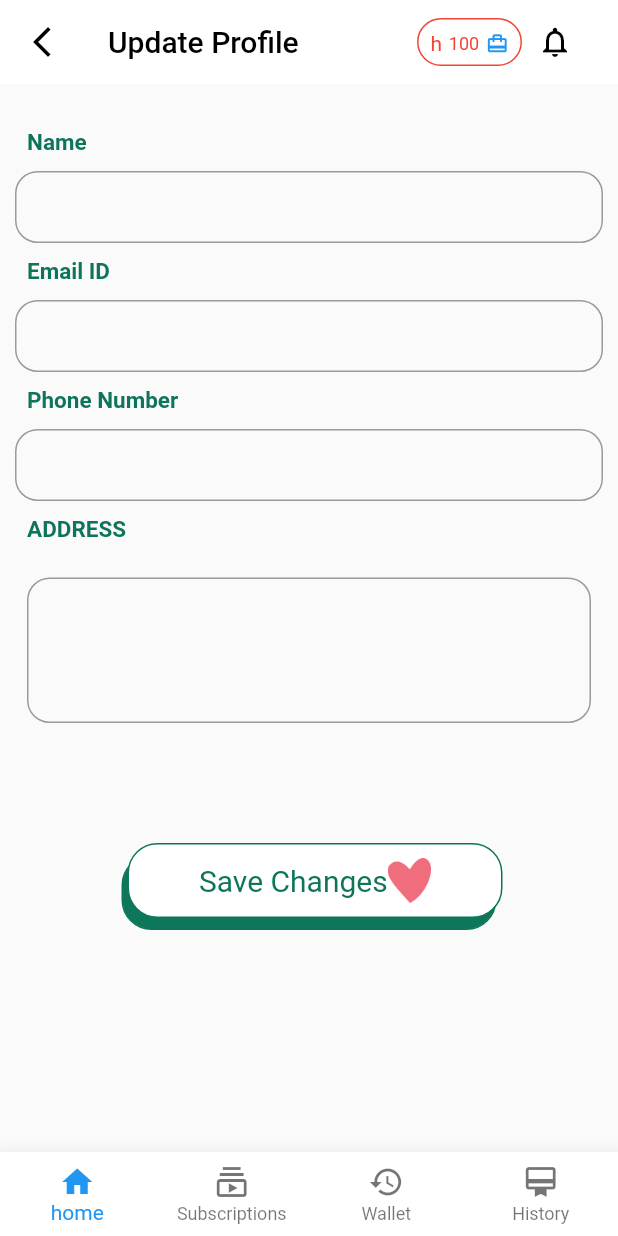
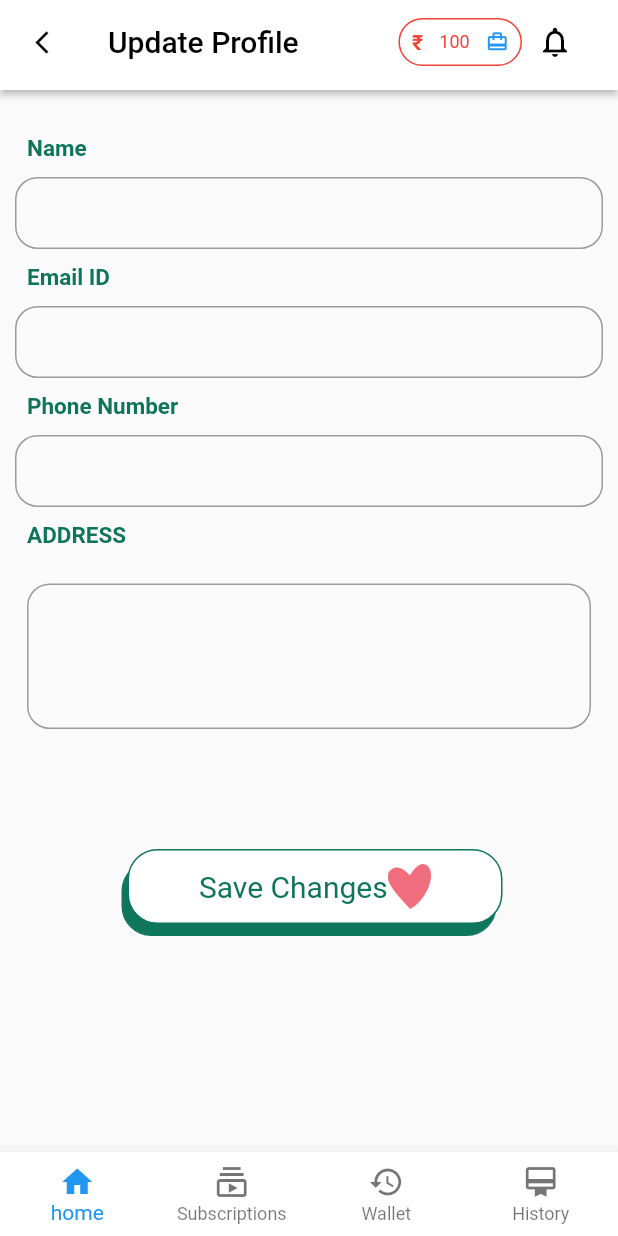
Before and after one commit to AbhayAppITon/happy_nature, a Flutter app: the screen it shows after launch, after a tap on "Next", on a phone screen of 412 x 824 dp. Run offline on Flutter 3.47's test engine with Material 2 defaults, Android fonts, the phone set to English and light mode, and no system bars; our stand-ins replace flutter_screenutil.

Commit message:
appbar added

```diff
--- a/lib/main.dart
+++ b/lib/main.dart
@@ -11,6 +11,12 @@ class MyApp extends StatelessWidget {
   @override
   Widget build(BuildContext context) {
     return MaterialApp(
+      builder: (context, child) {
+        return MediaQuery(
+          child: child!,
+          data: MediaQuery.of(context).copyWith(textScaleFactor: 1.0),
+        );
+      },
       title: 'Flutter Demo',
       debugShowCheckedModeBanner: false,
       theme: ThemeData(
--- a/lib/ui/profile_screen.dart
+++ b/lib/ui/profile_screen.dart
@@ -1,6 +1,7 @@
 import 'package:flutter/material.dart';
 import 'package:happy_nature/widgets/colors.dart';
 import 'package:happy_nature/widgets/common_button.dart';
+import 'package:happy_nature/widgets/costom_appbar.dart';
 import 'package:happy_nature/widgets/coustom_textformfiled.dart';
 import 'package:happy_nature/widgets/string.dart';
 import 'package:flutter_screenutil/flutter_screenutil.dart';
@@ -23,59 +24,10 @@ class _ProfileScreenState extends State<ProfileScreen> {
     final TextEditingController emailController = TextEditingController();
     final TextEditingController phoneController = TextEditingController();
     final TextEditingController addressController = TextEditingController();
-
+    var height = MediaQuery.of(context).size.height;
+    var width = MediaQuery.of(context).size.width;
     return Scaffold(
-      appBar: AppBar(
-        elevation: 0,
-        backgroundColor: Colors.white,
-        leading: IconButton(
-          onPressed: () {
-            // Navigator.pop(context);
-          },
-          icon: const Icon(Icons.arrow_back_ios_new,color: Colors.black,),
-        ),
-        title: const Text(
-          "Update Profile",
-          style: TextStyle(color: Colors.black),
-        ),
-          actions: <Widget>[
-         Padding(
-        padding: const EdgeInsets.symmetric(vertical: 12.0,horizontal: 10),
-          child: Container(
-            width: 70,
-           decoration: BoxDecoration(
-             borderRadius: BorderRadius.circular(50),
-             border: Border.all(
-               color: Colors.red
-             )
-           ),
-            child: SingleChildScrollView(
-              child: Padding(
-                padding: const EdgeInsets.all(8.0),
-                child: Row(
-                  mainAxisAlignment: MainAxisAlignment.spaceBetween,
-                  children: const [
-                    Text('h',style: TextStyle(color: Colors.red),),
-                    Text('100',style: TextStyle(color: Colors.red,fontSize: 12),),
-                    Icon(Icons.wallet_travel,color: Colors.blue,size: 15,)
-
-                  ],
-                ),
-              ),
-            ),
-           )
-            ),
-               Padding(
-               padding: const EdgeInsets.only(right: 30.0),
-                child: GestureDetector(
-                 onTap: () {},
-                 child: const Icon(
-                    Icons.notifications_outlined,color: Colors.black
-                      ),
-                   )
-                 ),
-                 ]
-               ),
+      appBar: CustomAppbar(title: "Update Profile"),
 
       body: SingleChildScrollView(
         child: Column(
--- /dev/null
+++ b/lib/widgets/costom_appbar.dart
@@ -0,0 +1,62 @@
+import 'package:flutter/material.dart';
+class CustomAppbar extends StatelessWidget implements PreferredSizeWidget {
+
+  String title;
+   CustomAppbar({Key? key, required this.title}) : super(key: key);
+
+  @override
+  Widget build(BuildContext context) {
+    var height = MediaQuery.of(context).size.height;
+    var width = MediaQuery.of(context).size.width;
+    return AppBar(
+        elevation: 2,
+        backgroundColor: Colors.white,
+        leading: IconButton(
+          onPressed: () {
+            // Navigator.pop(context);
+          },
+          icon: const Icon(Icons.arrow_back_ios_new,color: Colors.black,size: 18,),
+        ),
+        title:  Text(
+          title,
+          style: TextStyle(color: Colors.black),
+        ),
+        actions: <Widget>[
+          Container(
+            margin: const EdgeInsets.symmetric(vertical: 12.0,horizontal: 10),
+            width:width*0.2,
+            decoration: BoxDecoration(
+                borderRadius: BorderRadius.circular(50),
+                border: Border.all(
+                    color: Colors.red
+                )
+            ),
+            child: Padding(
+              padding: const EdgeInsets.symmetric(horizontal: 8),
+              child: Row(
+                mainAxisAlignment: MainAxisAlignment.spaceBetween,
+                children: const [
+                  Text('₹',style: TextStyle(color: Colors.red,fontWeight: FontWeight.bold ),),
+                  Text('100',style: TextStyle(color: Colors.red,fontSize: 12),),
+                  Icon(Icons.wallet_travel_outlined,color: Colors.blue,size: 15,)
+
+                ],
+              ),
+            ),
+          ),
+          Padding(
+              padding: const EdgeInsets.only(right: 30.0),
+              child: GestureDetector(
+                onTap: () {},
+                child: const Icon(
+                    Icons.notifications_outlined,color: Colors.black
+                ),
+              )
+          ),
+        ]
+    );
+  }
+
+  @override
+  Size get preferredSize => Size.fromHeight(60);
+}
```
